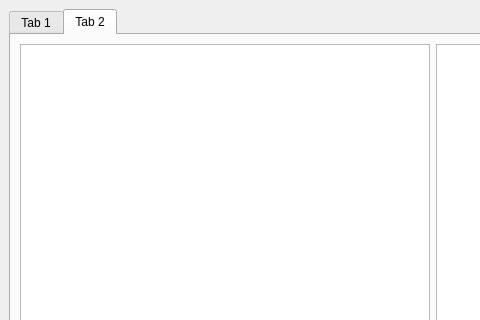
Before: the Qt Designer form src/views/design/mainwindow.ui in Cjsah/qt-test, drawn with Qt 5; both pictures show x 0 to 480 and y 0 to 320 of the 865 by 574 pixel window.
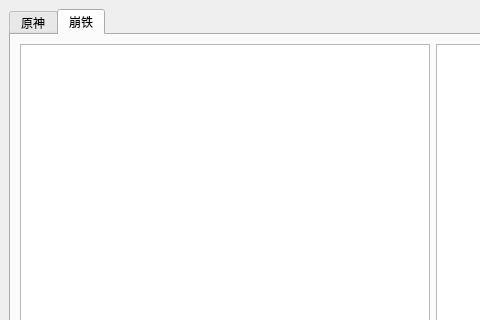
After: the same form once the commit is applied. The open tabs and pages were chosen to show the change.

```diff
--- a/src/views/design/mainwindow.ui
+++ b/src/views/design/mainwindow.ui
@@ -22,7 +22,7 @@
       </property>
       <widget class="QWidget" name="genshen_tab">
        <attribute name="title">
-        <string>Tab 1</string>
+        <string>原神</string>
        </attribute>
        <layout class="QHBoxLayout" name="horizontalLayout">
         <item>
@@ -93,7 +93,7 @@
       </widget>
       <widget class="QWidget" name="starrail_tab">
        <attribute name="title">
-        <string>Tab 2</string>
+        <string>崩铁</string>
        </attribute>
        <layout class="QHBoxLayout" name="horizontalLayout_2">
         <item>
```
Left out of the diff: 2 changed lines with no effect on the pictures.
